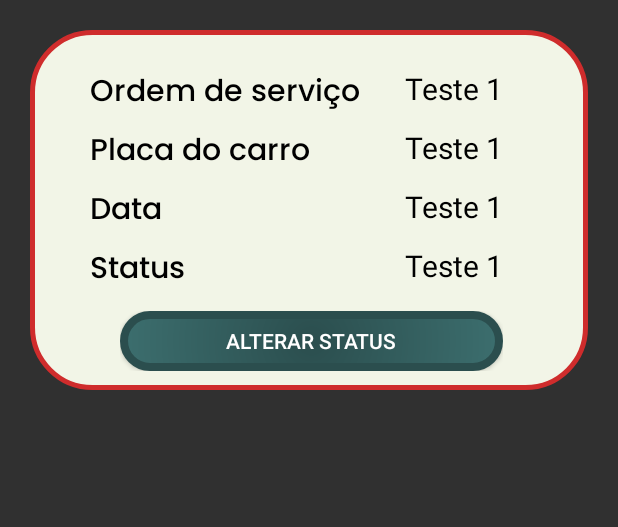
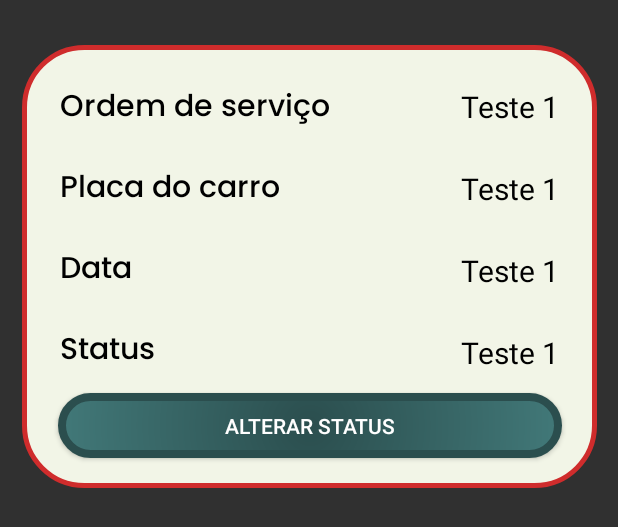
Before and after one commit to UINick/SmartTools-2.0, an Android app: the layout list_item_servico.xml on its own in the app's theme, with its tools: preview values and no code run, on a phone screen of 412 x 824 dp. Shown: the top 527 px of the screen. Run offline under Robolectric (Android 15) with nearby library versions, the phone set to English and light mode, and no system bars.

Commit message:
ajustando as celulas de servicos

```diff
--- a/App/ProjetoSmartTools/app/src/main/java/com/example/projetosmarttools/Fragment/Servicos/ServicosAdapter.kt
+++ b/App/ProjetoSmartTools/app/src/main/java/com/example/projetosmarttools/Fragment/Servicos/ServicosAdapter.kt
@@ -43,7 +43,7 @@ class ServicosAdapter(private val servicoList: ArrayList<ServicoVO>):
         val placa: TextView = itemView.findViewById(R.id.tv_placa_resposta)
         val dataServico: TextView = itemView.findViewById(R.id.tv_data_resposta)
         val status: TextView = itemView.findViewById(R.id.tv_status_resposta)
-        val llStatus: LinearLayout = itemView.findViewById(R.id.ll_status)
+        val llStatus: View = itemView.findViewById(R.id.view_status)
     }
 
 }
--- a/App/ProjetoSmartTools/app/src/main/res/layout/list_item_servico.xml
+++ b/App/ProjetoSmartTools/app/src/main/res/layout/list_item_servico.xml
@@ -1,155 +1,135 @@
 <?xml version="1.0" encoding="utf-8"?>
 <androidx.constraintlayout.widget.ConstraintLayout xmlns:android="http://schemas.android.com/apk/res/android"
     xmlns:app="http://schemas.android.com/apk/res-auto"
+    xmlns:tools="http://schemas.android.com/tools"
     android:layout_width="match_parent"
     android:layout_height="wrap_content">
 
-    <LinearLayout
-        android:layout_width="match_parent"
-        android:layout_height="match_parent"
-        android:orientation="vertical">
 
-        <LinearLayout
-            android:layout_width="match_parent"
-            android:layout_height="240dp"
-            android:id="@+id/ll_status"
+    <View
+        android:id="@+id/view_status"
+        android:layout_width="383dp"
+        android:layout_height="295dp"
+        android:layout_marginStart="25dp"
+        android:layout_marginTop="30dp"
+        android:layout_marginEnd="25dp"
         android:background="@drawable/view_redonda_nao_iniciado"
-            android:layout_marginTop="20dp"
-            android:layout_marginStart="20dp"
-            android:layout_marginEnd="20dp">
+        app:layout_constraintEnd_toEndOf="parent"
+        app:layout_constraintStart_toStartOf="parent"
+        app:layout_constraintTop_toTopOf="parent"></View>
 
-            <LinearLayout
-                android:layout_width="match_parent"
-                android:layout_height="match_parent"
-                >
-
-                <LinearLayout
+    <TextView
+        android:id="@+id/tv_ordem"
         android:layout_width="wrap_content"
         android:layout_height="wrap_content"
-                    android:orientation="vertical">
+        android:layout_marginStart="25dp"
+        android:layout_marginTop="25dp"
+        android:fontFamily="@font/poppins_medium"
+        android:text="Ordem de serviço"
+        android:textColor="@color/black"
+        android:textSize="20sp"
+        app:layout_constraintStart_toStartOf="@+id/view_status"
+        app:layout_constraintTop_toTopOf="@+id/view_status" />
 
-                    <LinearLayout
+
+    <TextView
+        android:id="@+id/tv_placa"
         android:layout_width="wrap_content"
         android:layout_height="wrap_content"
-                        android:orientation="horizontal"
-                        android:layout_marginStart="30dp">
-
-                        <LinearLayout
-                            android:layout_width="match_parent"
-                            android:layout_height="match_parent"
-                            android:orientation="vertical"
-                            android:layout_marginStart="10dp">
+        android:layout_marginStart="25dp"
+        android:layout_marginTop="20dp"
+        android:fontFamily="@font/poppins_medium"
+        android:text="Placa do carro"
+        android:textColor="@color/black"
+        android:textSize="20sp"
+        app:layout_constraintStart_toStartOf="@+id/view_status"
+        app:layout_constraintTop_toBottomOf="@+id/tv_ordem" />
 
     <TextView
+        android:id="@+id/tv_data"
         android:layout_width="wrap_content"
         android:layout_height="wrap_content"
+        android:layout_marginStart="25dp"
+        android:layout_marginTop="20dp"
+        android:fontFamily="@font/poppins_medium"
+        android:text="Data"
         android:textColor="@color/black"
-                                android:layout_marginTop="25dp"
-                                android:fontFamily="@font/poppins_medium"
         android:textSize="20sp"
-                                android:id="@+id/tv_ordem"
-                                android:text="Ordem de serviço"/>
+        app:layout_constraintStart_toStartOf="@+id/view_status"
+        app:layout_constraintTop_toBottomOf="@+id/tv_placa" />
 
     <TextView
+        android:id="@+id/tv_status"
         android:layout_width="wrap_content"
         android:layout_height="wrap_content"
+        android:layout_marginStart="25dp"
+        android:layout_marginTop="20dp"
+        android:fontFamily="@font/poppins_medium"
+        android:text="Status"
         android:textColor="@color/black"
-                                android:layout_marginTop="5dp"
-                                android:fontFamily="@font/poppins_medium"
         android:textSize="20sp"
-                                android:id="@+id/tv_placa"
-                                android:text="Placa do carro"/>
+        app:layout_constraintStart_toStartOf="@+id/view_status"
+        app:layout_constraintTop_toBottomOf="@+id/tv_data" />
 
     <TextView
+        android:id="@+id/tv_ordem_resposta"
         android:layout_width="wrap_content"
         android:layout_height="wrap_content"
+        android:layout_marginTop="27dp"
+        android:layout_marginEnd="25dp"
+        android:text="Teste 1"
         android:textColor="@color/black"
-                                android:layout_marginTop="5dp"
-                                android:fontFamily="@font/poppins_medium"
         android:textSize="20sp"
-                                android:id="@+id/tv_data"
-                                android:text="Data"/>
+        app:layout_constraintEnd_toEndOf="@+id/view_status"
+        app:layout_constraintTop_toTopOf="@+id/view_status" />
 
     <TextView
+        android:id="@+id/tv_placa_resposta"
         android:layout_width="wrap_content"
         android:layout_height="wrap_content"
+        android:layout_marginTop="27dp"
+        android:layout_marginEnd="25dp"
+        android:text="Teste 1"
         android:textColor="@color/black"
-                                android:layout_marginTop="5dp"
-                                android:fontFamily="@font/poppins_medium"
         android:textSize="20sp"
-                                android:id="@+id/tv_status"
-                                android:text="Status"/>
-
-                        </LinearLayout>
-
-                        <LinearLayout
-                            android:layout_width="wrap_content"
-                            android:layout_height="match_parent"
-                            android:orientation="vertical"
-                            android:layout_marginTop="10dp"
-                            android:layout_marginStart="30dp">
+        app:layout_constraintEnd_toEndOf="@+id/view_status"
+        app:layout_constraintTop_toBottomOf="@+id/tv_ordem_resposta" />
 
     <TextView
+        android:id="@+id/tv_data_resposta"
         android:layout_width="wrap_content"
         android:layout_height="wrap_content"
+        android:layout_marginTop="27dp"
+        android:layout_marginEnd="25dp"
+        android:text="Teste 1"
         android:textColor="@color/black"
-                                android:layout_marginTop="15dp"
         android:textSize="20sp"
-                                android:id="@+id/tv_ordem_resposta"
-                                android:text="Teste 1"/>
+        app:layout_constraintEnd_toEndOf="@+id/view_status"
+        app:layout_constraintTop_toBottomOf="@+id/tv_placa_resposta" />
 
     <TextView
+        android:id="@+id/tv_status_resposta"
         android:layout_width="wrap_content"
         android:layout_height="wrap_content"
+        android:layout_marginTop="27dp"
+        android:layout_marginEnd="25dp"
+        android:text="Teste 1"
         android:textColor="@color/black"
-                                android:layout_marginTop="12dp"
         android:textSize="20sp"
-                                android:id="@+id/tv_placa_resposta"
-                                android:text="Teste 1"/>
-
-                            <TextView
-                                android:layout_width="wrap_content"
-                                android:layout_height="wrap_content"
-                                android:textColor="@color/black"
-                                android:layout_marginTop="12dp"
-                                android:textSize="20sp"
-                                android:id="@+id/tv_data_resposta"
-                                android:text="Teste 1"/>
-
-                            <TextView
-                                android:layout_width="wrap_content"
-                                android:layout_height="wrap_content"
-                                android:textColor="@color/black"
-                                android:layout_marginTop="12dp"
-                                android:textSize="20sp"
-                                android:id="@+id/tv_status_resposta"
-                                android:text="Teste 1"/>
-
-                        </LinearLayout>
-
-                    </LinearLayout>
-
-                    <LinearLayout
-                        android:layout_width="match_parent"
-                        android:layout_height="40dp"
-                        android:layout_marginStart="60dp"
-                        android:layout_marginTop="10dp">
+        app:layout_constraintEnd_toEndOf="@+id/view_status"
+        app:layout_constraintTop_toBottomOf="@+id/tv_data_resposta" />
 
     <Button
-                            android:layout_width="match_parent"
-                            android:layout_height="match_parent"
+        android:layout_width="336dp"
+        android:layout_height="43dp"
+        android:layout_marginStart="25dp"
+        android:layout_marginEnd="25dp"
+        android:layout_marginBottom="20dp"
+        android:background="@drawable/botao_mecanico"
         android:text="Alterar Status"
-                            android:background="@drawable/botao_mecanico"/>
-
-                    </LinearLayout>
+        app:layout_constraintBottom_toBottomOf="@+id/view_status"
+        app:layout_constraintEnd_toEndOf="@+id/view_status"
+        app:layout_constraintStart_toStartOf="@+id/view_status" />
 
 
-                </LinearLayout>
-
-            </LinearLayout>
-
-        </LinearLayout>
-
-    </LinearLayout>
-
 </androidx.constraintlayout.widget.ConstraintLayout>
```
Lines whose indentation alone changed are shown as unchanged.
